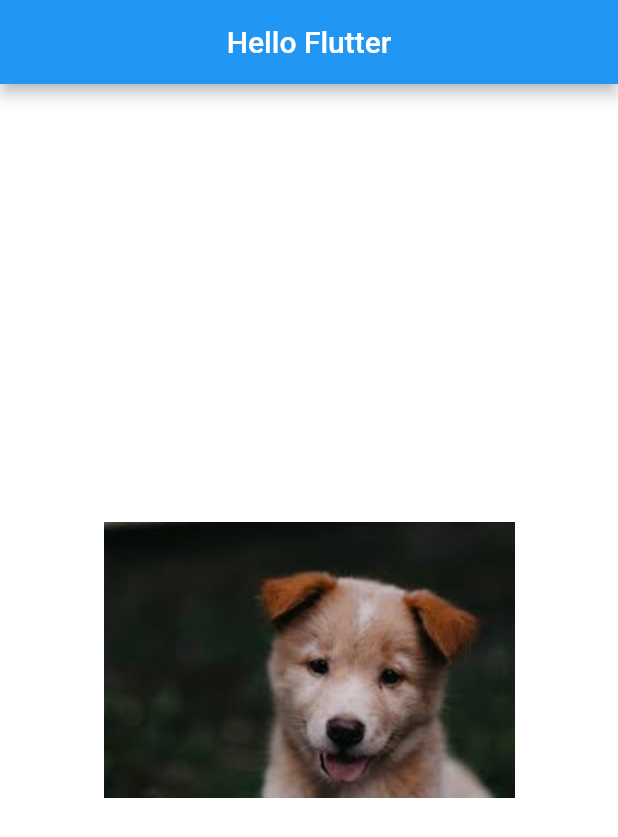
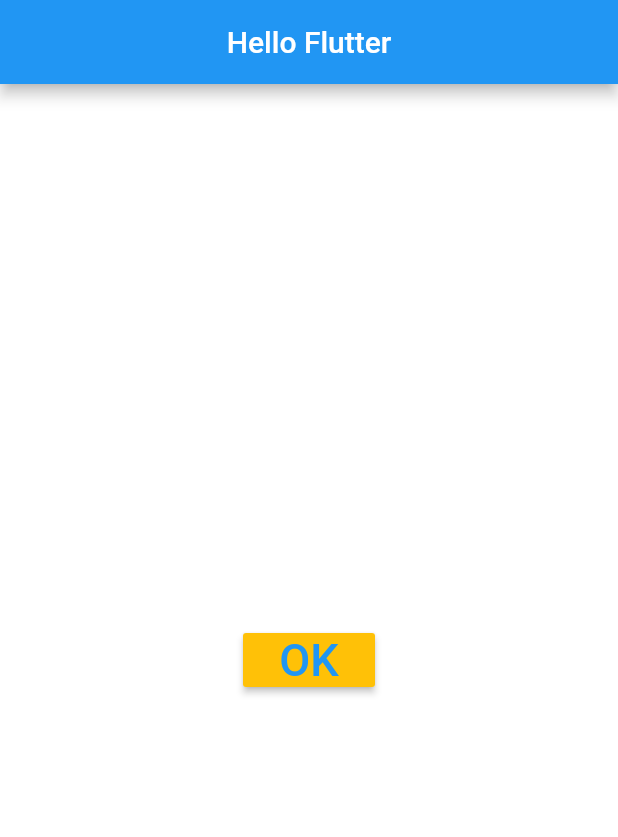
Before and after one commit to LucianoFraga27/Flutter_01_Widgets, a Flutter app: the screen it shows after launch, on a phone screen of 412 x 824 dp. Shown: the top 837 px of the screen. Run offline on Flutter 3.47's test engine with Material 2 defaults, Android fonts, the phone set to English and light mode, and no system bars; missing offline and left inert: dart:ffi.

Commit message:
RaisedButton

```diff
--- a/lib/home_page.dart
+++ b/lib/home_page.dart
@@ -19,7 +19,7 @@ class HomePage extends StatelessWidget {
     return Container(
       color: Colors.white,
       child: Center(
-        child: _img()
+        child: _button()
       )
     );
   }
@@ -40,6 +40,22 @@ class HomePage extends StatelessWidget {
     );
   }
 
+  _button(){
+    return RaisedButton(
+      color: Colors.amber,
+      child: Text("OK", style:
+      TextStyle(
+        color: Colors.blue,
+        fontSize: 30
+      )),
+      onPressed: () => _onClickOk()
+    );
+  }
+
+  void _onClickOk(){
+    print('Clicou!');
+  }
+
   _img() {
     return Image.asset(
         "assets/images/dog2.jpg",
```
Also changed, not shown: 1 other file.
